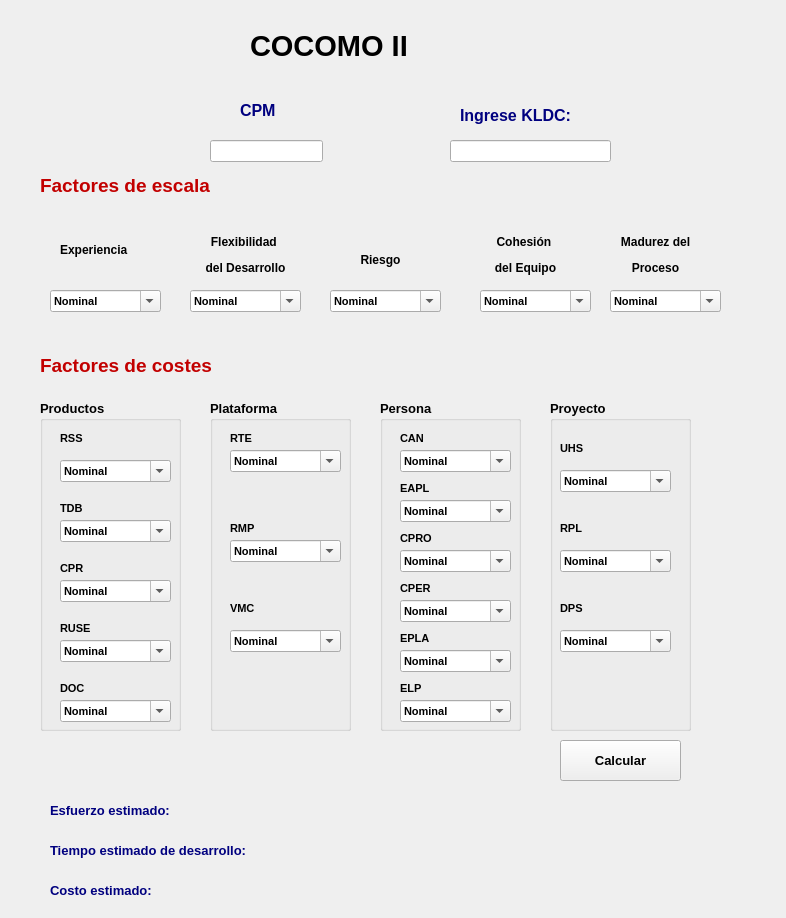
Above: cocopost.ui from Richard022R/proyecto-pyqt5 before the change. Below: the same form after it.
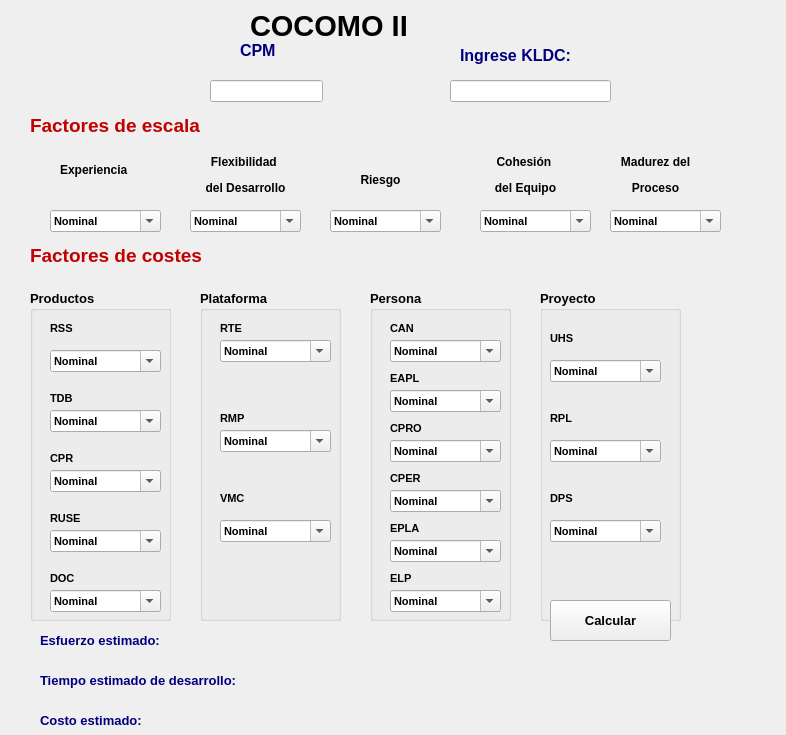
That is the form after the change. Icons and pictures are not drawn.

Diff of the .ui file:
```diff
--- a/cocopost.ui
+++ b/cocopost.ui
@@ -7,7 +7,7 @@
     <x>0</x>
     <y>0</y>
     <width>786</width>
-    <height>918</height>
+    <height>735</height>
    </rect>
   </property>
   <property name="focusPolicy">
@@ -20,7 +20,7 @@
    <property name="geometry">
     <rect>
      <x>250</x>
-     <y>10</y>
+     <y>-10</y>
      <width>231</width>
      <height>71</height>
     </rect>
@@ -40,7 +40,7 @@
    <property name="geometry">
     <rect>
      <x>240</x>
-     <y>100</y>
+     <y>40</y>
      <width>71</width>
      <height>21</height>
     </rect>
@@ -60,7 +60,7 @@
    <property name="geometry">
     <rect>
      <x>460</x>
-     <y>100</y>
+     <y>40</y>
      <width>161</width>
      <height>31</height>
     </rect>
@@ -80,7 +80,7 @@
    <property name="geometry">
     <rect>
      <x>210</x>
-     <y>140</y>
+     <y>80</y>
      <width>113</width>
      <height>22</height>
     </rect>
@@ -90,7 +90,7 @@
    <property name="geometry">
     <rect>
      <x>450</x>
-     <y>140</y>
+     <y>80</y>
      <width>161</width>
      <height>22</height>
     </rect>
@@ -99,8 +99,8 @@
   <widget class="QLabel" name="label_5">
    <property name="geometry">
     <rect>
-     <x>40</x>
-     <y>350</y>
+     <x>30</x>
+     <y>240</y>
      <width>221</width>
      <height>31</height>
     </rect>
@@ -119,8 +119,8 @@
   <widget class="QGroupBox" name="groupBox">
    <property name="geometry">
     <rect>
-     <x>40</x>
-     <y>400</y>
+     <x>30</x>
+     <y>290</y>
      <width>141</width>
      <height>331</height>
     </rect>
@@ -519,8 +519,8 @@
   <widget class="QGroupBox" name="groupBox_2">
    <property name="geometry">
     <rect>
-     <x>210</x>
-     <y>400</y>
+     <x>200</x>
+     <y>290</y>
      <width>141</width>
      <height>331</height>
     </rect>
@@ -767,8 +767,8 @@
   <widget class="QGroupBox" name="groupBox_3">
    <property name="geometry">
     <rect>
-     <x>380</x>
-     <y>400</y>
+     <x>370</x>
+     <y>290</y>
      <width>141</width>
      <height>331</height>
     </rect>
@@ -1243,8 +1243,8 @@
   <widget class="QGroupBox" name="groupBox_4">
    <property name="geometry">
     <rect>
-     <x>550</x>
-     <y>400</y>
+     <x>540</x>
+     <y>290</y>
      <width>141</width>
      <height>331</height>
     </rect>
@@ -1491,8 +1491,8 @@
   <widget class="QPushButton" name="pushButton">
    <property name="geometry">
     <rect>
-     <x>560</x>
-     <y>740</y>
+     <x>550</x>
+     <y>600</y>
      <width>121</width>
      <height>41</height>
     </rect>
@@ -1511,8 +1511,8 @@
   <widget class="QLabel" name="label_21">
    <property name="geometry">
     <rect>
-     <x>50</x>
-     <y>800</y>
+     <x>40</x>
+     <y>630</y>
      <width>461</width>
      <height>21</height>
     </rect>
@@ -1529,8 +1529,8 @@
   <widget class="QLabel" name="label_22">
    <property name="geometry">
     <rect>
-     <x>50</x>
-     <y>840</y>
+     <x>40</x>
+     <y>670</y>
      <width>481</width>
      <height>21</height>
     </rect>
@@ -1547,8 +1547,8 @@
   <widget class="QLabel" name="label_23">
    <property name="geometry">
     <rect>
-     <x>50</x>
-     <y>880</y>
+     <x>40</x>
+     <y>710</y>
      <width>441</width>
      <height>21</height>
     </rect>
@@ -1584,8 +1584,8 @@
   <widget class="QLabel" name="label_12">
    <property name="geometry">
     <rect>
-     <x>40</x>
-     <y>170</y>
+     <x>30</x>
+     <y>110</y>
      <width>221</width>
      <height>31</height>
     </rect>
@@ -1605,7 +1605,7 @@
    <property name="geometry">
     <rect>
      <x>50</x>
-     <y>290</y>
+     <y>210</y>
      <width>111</width>
      <height>22</height>
     </rect>
@@ -1661,7 +1661,7 @@
    <property name="geometry">
     <rect>
      <x>190</x>
-     <y>290</y>
+     <y>210</y>
      <width>111</width>
      <height>22</height>
     </rect>
@@ -1717,7 +1717,7 @@
    <property name="geometry">
     <rect>
      <x>330</x>
-     <y>290</y>
+     <y>210</y>
      <width>111</width>
      <height>22</height>
     </rect>
@@ -1773,7 +1773,7 @@
    <property name="geometry">
     <rect>
      <x>480</x>
-     <y>290</y>
+     <y>210</y>
      <width>111</width>
      <height>22</height>
     </rect>
@@ -1829,7 +1829,7 @@
    <property name="geometry">
     <rect>
      <x>610</x>
-     <y>290</y>
+     <y>210</y>
      <width>111</width>
      <height>22</height>
     </rect>
@@ -1885,7 +1885,7 @@
    <property name="geometry">
     <rect>
      <x>60</x>
-     <y>240</y>
+     <y>160</y>
      <width>101</width>
      <height>21</height>
     </rect>
@@ -1905,7 +1905,7 @@
    <property name="geometry">
     <rect>
      <x>190</x>
-     <y>230</y>
+     <y>150</y>
      <width>111</width>
      <height>51</height>
     </rect>
@@ -1925,7 +1925,7 @@
    <property name="geometry">
     <rect>
      <x>330</x>
-     <y>250</y>
+     <y>170</y>
      <width>101</width>
      <height>21</height>
     </rect>
@@ -1945,7 +1945,7 @@
    <property name="geometry">
     <rect>
      <x>470</x>
-     <y>230</y>
+     <y>150</y>
      <width>111</width>
      <height>51</height>
     </rect>
@@ -1965,7 +1965,7 @@
    <property name="geometry">
     <rect>
      <x>600</x>
-     <y>230</y>
+     <y>150</y>
      <width>111</width>
      <height>51</height>
     </rect>
```
Left out of the diff: 19 changed lines with no effect on the pictures.
